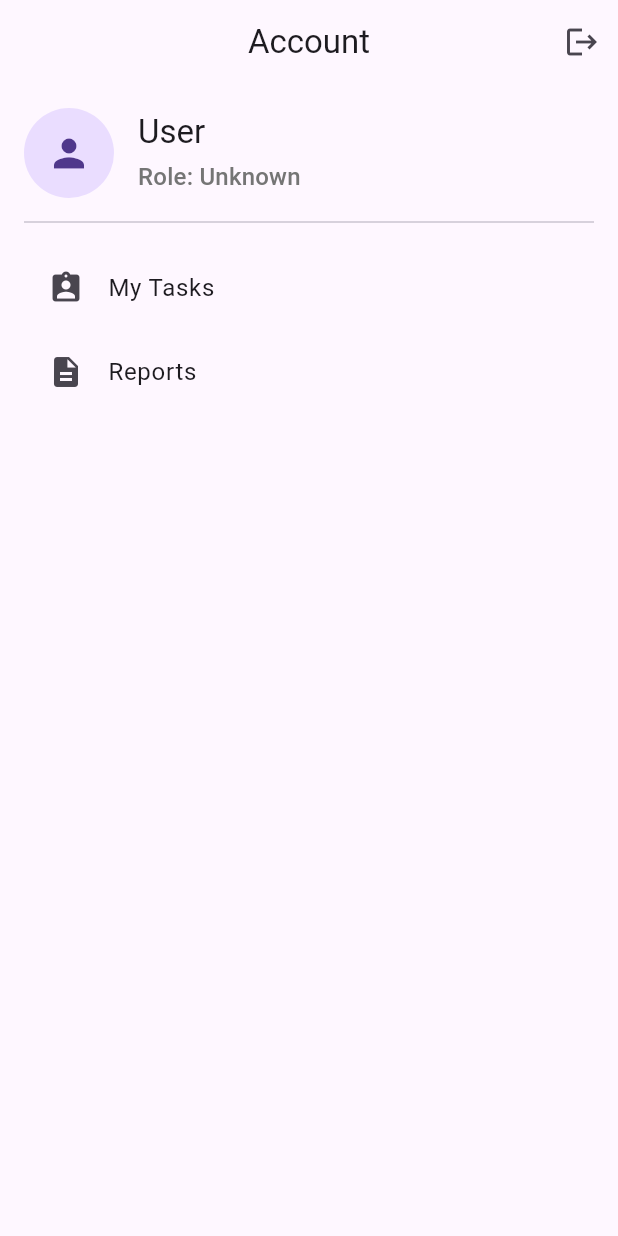
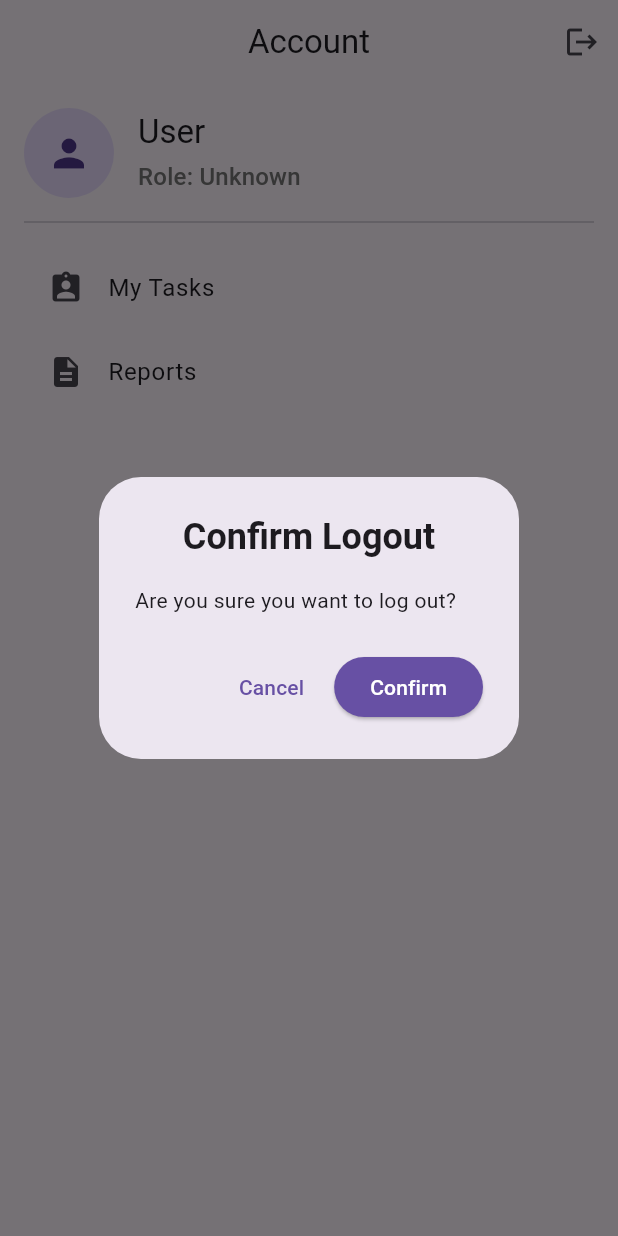
Before and after one commit to Unaiigartua/who_location_app, a Flutter app: the AccountTab screen opened directly, after a tap on the "logout" icon, on a phone screen of 412 x 824 dp. Run offline on Flutter 3.47's test engine with Material 3 defaults, Android fonts, the light colour scheme and no system bars; our stand-ins replace dio, flutter_local_notifications, flutter_map, flutter_secure_storage, geolocator, go_router and 4 more; accounts and stored records are empty; statements that could not run were skipped.

Commit message:
Move add_task_dialog to folder dialogs, added log out confirmation.

```diff
--- a/lib/dialogs/edit_task_dialog.dart
+++ b/lib/dialogs/edit_task_dialog.dart
@@ -61,7 +61,7 @@ void showEditTaskDialog(BuildContext context, Task task, String taskId) async {
     // Add status change info if status changed
     if (newStatus != task.status) {
       changeNote +=
-          '\nStatus changed from ${formatStatus(task.status ?? '')} to ${formatStatus(newStatus ?? '')}';
+          '\nStatus changed from ${formatStatus(task.status)} to ${formatStatus(newStatus ?? '')}';
     }
 
     // Add assignee change info if assignee changed
--- a/lib/screens/home/map_tab.dart
+++ b/lib/screens/home/map_tab.dart
@@ -10,7 +10,7 @@ import 'package:who_location_app/providers/auth_provider.dart';
 import 'package:who_location_app/utils/constants.dart';
 import 'package:geolocator/geolocator.dart';
 import 'dart:async';
-import 'package:who_location_app/widgets/add_task_dialog.dart';
+import 'package:who_location_app/dialogs/add_task_dialog.dart';
 import 'package:who_location_app/utils/helpers.dart';
 
 class MapTab extends StatefulWidget {
@@ -578,8 +578,6 @@ class _MapTabState extends State<MapTab>
     );
   }
 
-
-
   // Modify the _showAddTaskDialog method
   void _showAddTaskDialog(BuildContext context, LatLng? location) {
     Position? position = location != null
--- a/lib/screens/home/profile_tab.dart
+++ b/lib/screens/home/profile_tab.dart
@@ -46,9 +46,46 @@
             icon: const Icon(Icons.logout),
             tooltip: 'Logout',
             onPressed: () async {
-              await context.read<AuthProvider>().logout();
-              if (context.mounted) {
-                context.go('/login');
+              // Show confirmation dialog
+              final bool? confirm = await showDialog<bool>(
+                context: context,
+                builder: (BuildContext context) {
+                  return AlertDialog(
+                    title: const Center(
+                      child: Text(
+                        'Confirm Logout',
+                        style: TextStyle(
+                          fontWeight: FontWeight.bold,
+                        ),
+                      ),
+                    ),
+                    content: const Text('Are you sure you want to log out?'),
+                    actions: <Widget>[
+                      TextButton(
+                        child: const Text('Cancel'),
+                        onPressed: () => Navigator.of(context).pop(false),
+                      ),
+                      ElevatedButton(
+                        style: ElevatedButton.styleFrom(
+                          backgroundColor: Theme.of(context).primaryColor,
+                        ),
+                        child: const Text(
+                          'Confirm',
+                          style: TextStyle(color: Colors.white),
+                        ),
+                        onPressed: () => Navigator.of(context).pop(true),
+                      ),
+                    ],
+                  );
+                },
+              );
+
+              // If user confirms, proceed with logout
+              if (confirm == true) {
+                await context.read<AuthProvider>().logout();
+                if (context.mounted) {
+                  context.go('/login');
+                }
               }
             },
           ),
--- a/lib/screens/home/tasks_tab.dart
+++ b/lib/screens/home/tasks_tab.dart
@@ -6,7 +6,7 @@ import 'package:who_location_app/providers/task_provider.dart';
 import 'package:who_location_app/utils/constants.dart';
 import 'package:who_location_app/providers/auth_provider.dart';
 import 'package:geolocator/geolocator.dart';
-import 'package:who_location_app/widgets/add_task_dialog.dart';
+import 'package:who_location_app/dialogs/add_task_dialog.dart';
 import 'package:who_location_app/utils/helpers.dart';
 
 class TasksTab extends StatefulWidget {
```
Also changed, not shown: lib/dialogs/add_task_dialog.dart (renamed from lib/widgets/add_task_dialog.dart, +4 -4 lines), 1 other file.
